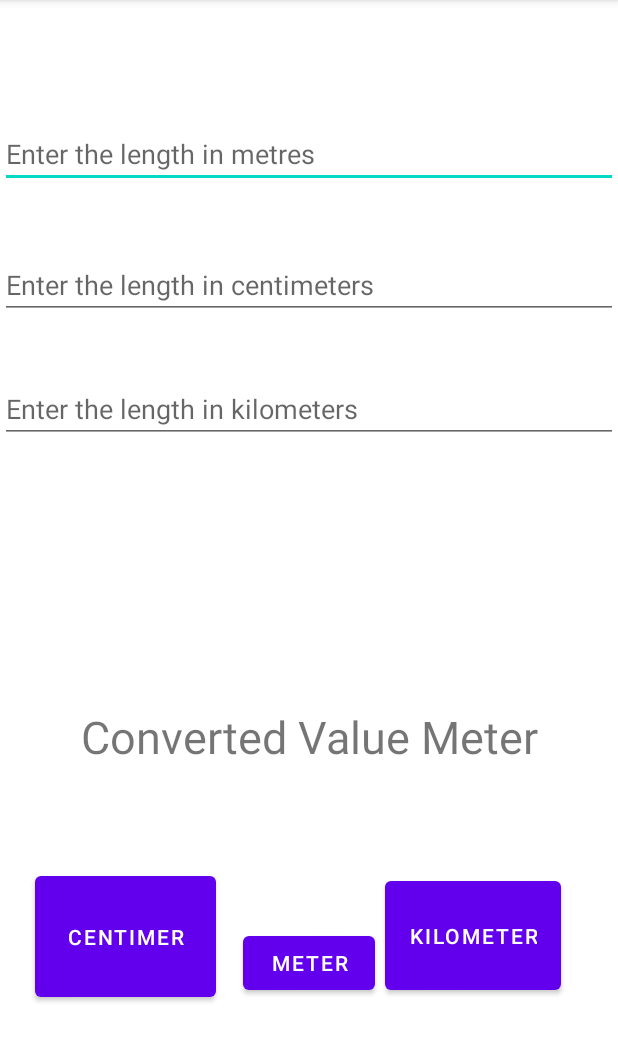
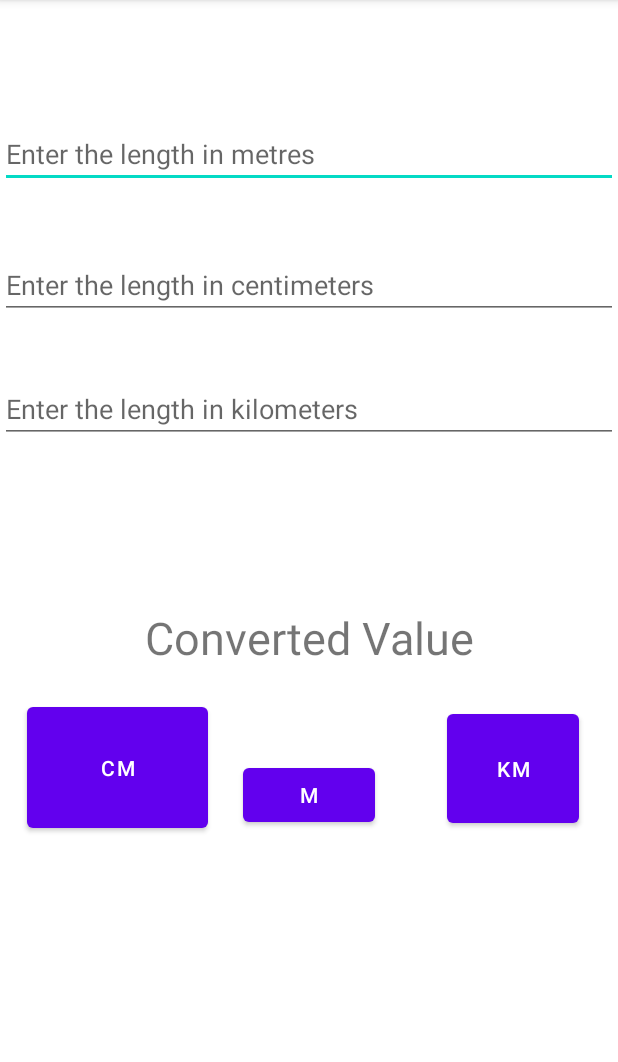
Before and after one commit to Sabrina509/converter, an Android app: the screen it shows after launch (MainActivity), on a phone screen of 412 x 824 dp, the part 84-1146 px from its top. Run offline under Robolectric (Android 15) with nearby library versions, the phone set to English and light mode, and no system bars.

Commit message:
variable change

```diff
--- a/app/src/main/java/com/example/assignment2/MainActivity.java
+++ b/app/src/main/java/com/example/assignment2/MainActivity.java
@@ -15,32 +15,32 @@ public class MainActivity extends AppCompatActivity {
         super.onCreate(savedInstanceState);
         setContentView(R.layout.activity_main);
 
-        Button mybutton;
-        Button mybutton1;
-        Button mybutton2;
-        final EditText fText;
-        final EditText fText1;
-        final EditText fText2;
+        Button mbutton;
+        Button cmbutton;
+        Button kmbutton;
+        final EditText kmText;
+        final EditText cmText;
+        final EditText mText;
         final TextView sText;
 
-        mybutton= (Button) findViewById(R.id.button);
-        mybutton1= (Button) findViewById(R.id.button1);
-        mybutton2= (Button) findViewById(R.id.button2);
-        fText=(EditText) findViewById(R.id.editText);
-        fText1=(EditText) findViewById(R.id.editText1);
-        fText2=(EditText) findViewById(R.id.editText2);
+        mbutton= (Button) findViewById(R.id.button);
+        cmbutton= (Button) findViewById(R.id.button1);
+        kmbutton= (Button) findViewById(R.id.button2);
+        mText=(EditText) findViewById(R.id.mText);
+        cmText=(EditText) findViewById(R.id.cmText);
+        kmText=(EditText) findViewById(R.id.kmText);
         sText=(TextView) findViewById(R.id.textView);
 
-        mybutton.setOnClickListener(new View.OnClickListener() {
+        mbutton.setOnClickListener(new View.OnClickListener() {
             @Override
             public void onClick(View v) {
-                if(fText2==null) {
-                    Double convert = Double.parseDouble(fText1.getText().toString());
+                if(mText==null) {
+                    Double convert = Double.parseDouble(cmText.getText().toString());
                     sText.setText(String.valueOf(convert * 100));
                     sText.setTextColor(Color.RED);
                 }
-                if(fText1==null) {
-                    Double convert = Double.parseDouble(fText2.getText().toString());
+                if(cmText==null) {
+                    Double convert = Double.parseDouble(mText.getText().toString());
                     sText.setText(String.valueOf(convert * 1000));
                     sText.setTextColor(Color.RED);
                 }
--- a/app/src/main/res/layout/activity_main.xml
+++ b/app/src/main/res/layout/activity_main.xml
@@ -15,10 +15,10 @@
         android:layout_alignParentTop="true"
         android:layout_centerHorizontal="true"
         android:layout_marginTop="80dp"
-        android:id="@+id/editText" />
+        android:id="@+id/mText" />
 
     <EditText
-        android:id="@+id/editText1"
+        android:id="@+id/cmText"
         android:layout_width="match_parent"
         android:layout_height="wrap_content"
         android:layout_alignParentTop="true"
@@ -28,7 +28,7 @@
         android:inputType="numberDecimal" />
 
     <EditText
-        android:id="@+id/editText2"
+        android:id="@+id/kmText"
         android:layout_width="match_parent"
         android:layout_height="wrap_content"
         android:layout_alignParentTop="true"
@@ -43,17 +43,17 @@
         android:layout_height="wrap_content"
         android:layout_alignParentBottom="true"
         android:layout_centerHorizontal="true"
-        android:layout_marginBottom="102dp"
-        android:text="Meter" />
+        android:layout_marginBottom="214dp"
+        android:text="m" />
 
     <TextView
         android:id="@+id/textView"
         android:layout_width="match_parent"
         android:layout_height="wrap_content"
-        android:layout_below="@+id/editText"
-        android:layout_marginTop="345dp"
+        android:layout_below="@+id/mText"
+        android:layout_marginTop="279dp"
         android:gravity="center"
-        android:text="Converted Value Meter"
+        android:text="Converted Value"
         android:textSize="30sp" />
 
     <Button
@@ -64,15 +64,15 @@
         android:layout_alignParentLeft="true"
         android:layout_alignParentTop="true"
         android:layout_alignParentBottom="true"
-        android:layout_marginStart="23dp"
-        android:layout_marginLeft="23dp"
-        android:layout_marginTop="578dp"
-        android:layout_marginEnd="18dp"
-        android:layout_marginRight="18dp"
-        android:layout_marginBottom="97dp"
+        android:layout_marginStart="18dp"
+        android:layout_marginLeft="18dp"
+        android:layout_marginTop="465dp"
+        android:layout_marginEnd="23dp"
+        android:layout_marginRight="23dp"
+        android:layout_marginBottom="210dp"
         android:layout_toStartOf="@+id/button"
         android:layout_toLeftOf="@+id/button"
-        android:text="Centimer" />
+        android:text="cm" />
 
     <Button
         android:id="@+id/button2"
@@ -82,11 +82,11 @@
         android:layout_alignParentEnd="true"
         android:layout_alignParentRight="true"
         android:layout_alignParentBottom="true"
-        android:layout_marginTop="581dp"
-        android:layout_marginEnd="38dp"
-        android:layout_marginRight="38dp"
-        android:layout_marginBottom="102dp"
-        android:text="Kilometer" />
+        android:layout_marginTop="470dp"
+        android:layout_marginEnd="26dp"
+        android:layout_marginRight="26dp"
+        android:layout_marginBottom="213dp"
+        android:text="km" />
 
 
 </RelativeLayout>
```
